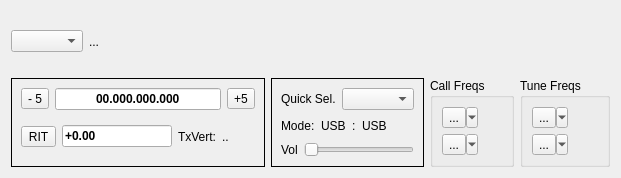
Old version of the form mqt/MqtLogger/rigcontrolframe.ui in the repository Rsclub22/Minos2-Mirror.
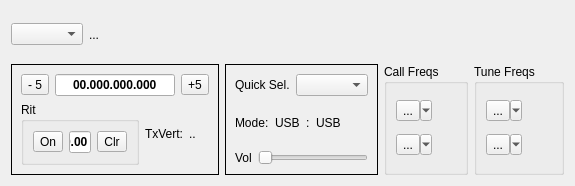
New version of the form. Custom widgets are drawn as their Qt base class.

Commit message: add clear rit freq button sort rit on/off toggle with radio rit on/OFF allow rit freq update from radio when rit off

Patch:
```diff
--- a/mqt/MqtLogger/rigcontrolframe.ui
+++ b/mqt/MqtLogger/rigcontrolframe.ui
@@ -6,8 +6,8 @@
    <rect>
     <x>0</x>
     <y>0</y>
-    <width>621</width>
-    <height>178</height>
+    <width>575</width>
+    <height>186</height>
    </rect>
   </property>
   <property name="windowTitle">
@@ -119,14 +119,22 @@
          </layout>
         </item>
         <item>
-         <layout class="QHBoxLayout" name="horizontalLayout_3">
+         <layout class="QHBoxLayout" name="horizontalLayout_10">
+          <item>
+           <widget class="QGroupBox" name="RitGroupBox">
+            <property name="title">
+             <string>Rit</string>
+            </property>
+            <layout class="QHBoxLayout" name="horizontalLayout_9">
+             <item>
+              <layout class="QHBoxLayout" name="horizontalLayout_8">
           <item>
            <widget class="QToolButton" name="RitButton">
             <property name="focusPolicy">
              <enum>Qt::NoFocus</enum>
             </property>
             <property name="text">
-             <string>RIT</string>
+                  <string>On</string>
             </property>
            </widget>
           </item>
@@ -150,6 +158,23 @@
            </widget>
           </item>
           <item>
+                <widget class="QToolButton" name="RitClear">
+                 <property name="focusPolicy">
+                  <enum>Qt::NoFocus</enum>
+                 </property>
+                 <property name="text">
+                  <string>Clr</string>
+                 </property>
+                </widget>
+               </item>
+              </layout>
+             </item>
+            </layout>
+           </widget>
+          </item>
+          <item>
+           <layout class="QHBoxLayout" name="horizontalLayout_3">
+            <item>
            <widget class="QLabel" name="TxVertLabel">
             <property name="text">
              <string>TxVert:</string>
@@ -170,11 +195,13 @@
             </property>
             <property name="sizeHint" stdset="0">
              <size>
-              <width>40</width>
-              <height>20</height>
+                <width>168</width>
+                <height>28</height>
              </size>
             </property>
            </spacer>
+            </item>
+           </layout>
           </item>
          </layout>
         </item>
```
Lines whose indentation alone changed are shown as unchanged. The commit also changes 4 other files.
